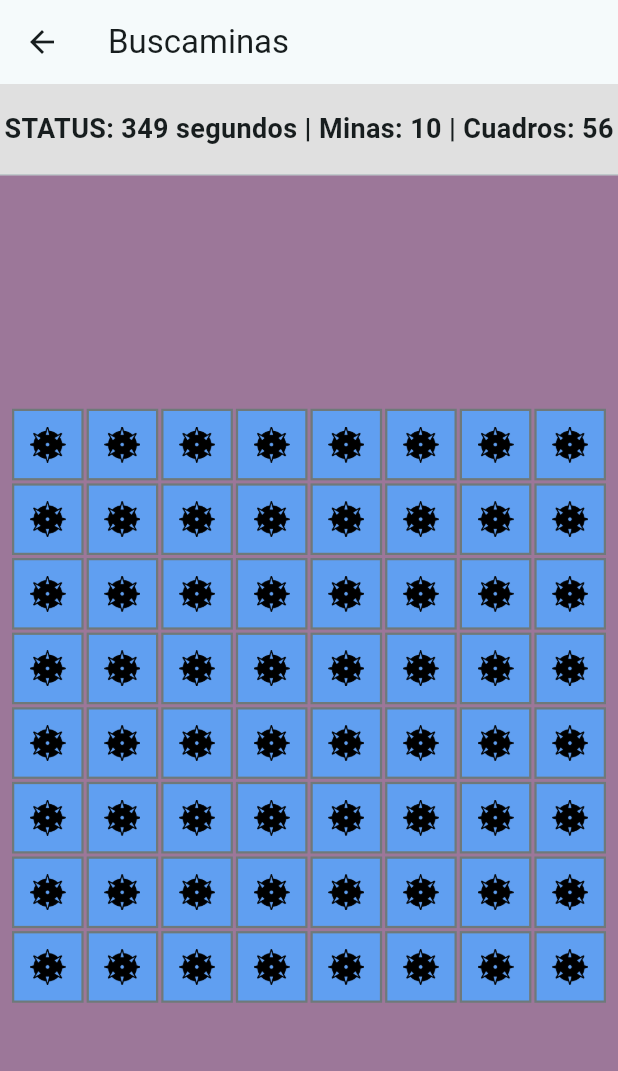
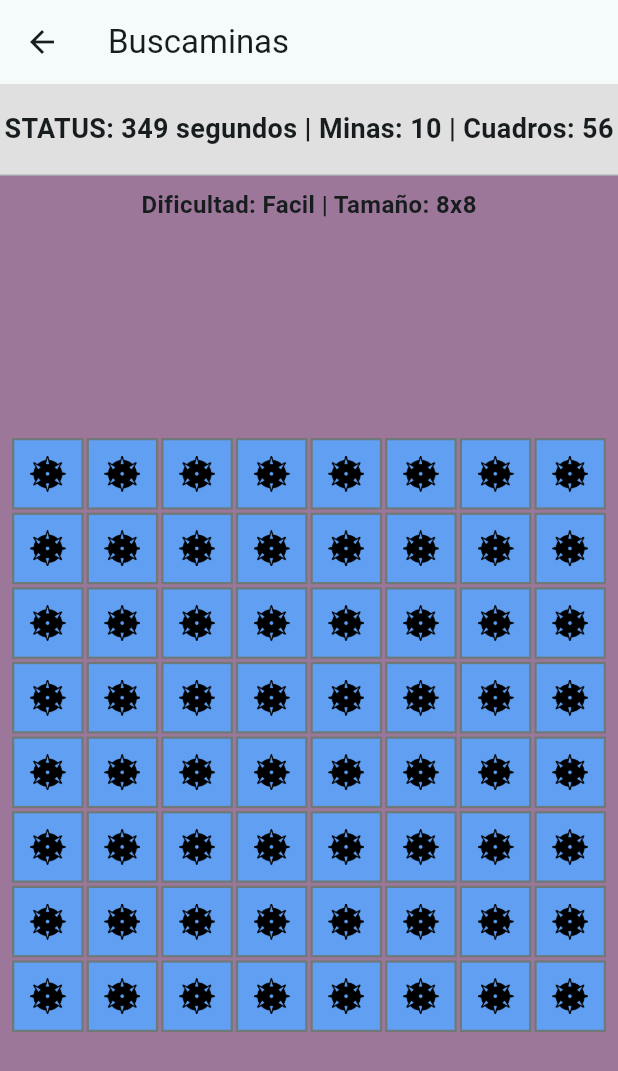
Before and after one commit to Fnav63/3479A321_2020479060, a Flutter app: the screen it shows after launch, after a tap on "Jugar", on a phone screen of 412 x 824 dp. Shown: the top 1071 px of the screen. Run offline on Flutter 3.47's test engine with Material 3 defaults, Android fonts, the phone set to English and light mode, and no system bars; our stand-ins replace logger.

Commit message:
Envío y recepción de parámetros entre pantallas

```diff
--- a/lib/ui/screens/menu_screen.dart
+++ b/lib/ui/screens/menu_screen.dart
@@ -12,7 +12,12 @@
           mainAxisSize: MainAxisSize.min,
           children: [
             ElevatedButton(
-              onPressed: () => Navigator.pushNamed(context, '/game'),
+              onPressed: () => Navigator.pushNamed(
+                context,
+                '/game',
+                arguments: {
+                  'difficulty': 'Facil', 'gridSize': 8},
+              ),
               child: const Text('Jugar'),
             ),
             const SizedBox(height: 16),
--- a/lib/ui/screens/minesweeper_screen.dart
+++ b/lib/ui/screens/minesweeper_screen.dart
@@ -6,6 +6,10 @@
 
   @override
   Widget build(BuildContext context) {
+    final args = ModalRoute.of(context)?.settings.arguments as Map<String, dynamic>?;
+    // Definimos valores por defecto (Fallback) en caso de que lleguen nulos
+    final String difficulty = args?['difficulty'] ?? 'Desconocida';
+    final int gridSize = args?['gridSize'] ?? 8;
     return Scaffold(
       appBar: AppBar(
         title: const Text('Buscaminas'),
@@ -28,6 +32,13 @@
               ),
             ),
             const Divider(height: 1),
+            Padding(
+              padding: const EdgeInsets.all(8.0),
+              child: Text(
+                'Dificultad: $difficulty | Tamaño: ${gridSize}x$gridSize',
+                style: const TextStyle(fontWeight: FontWeight.bold),
+              ),
+            ),
             Expanded(
               child: _gameBoard(),
             ),
```
